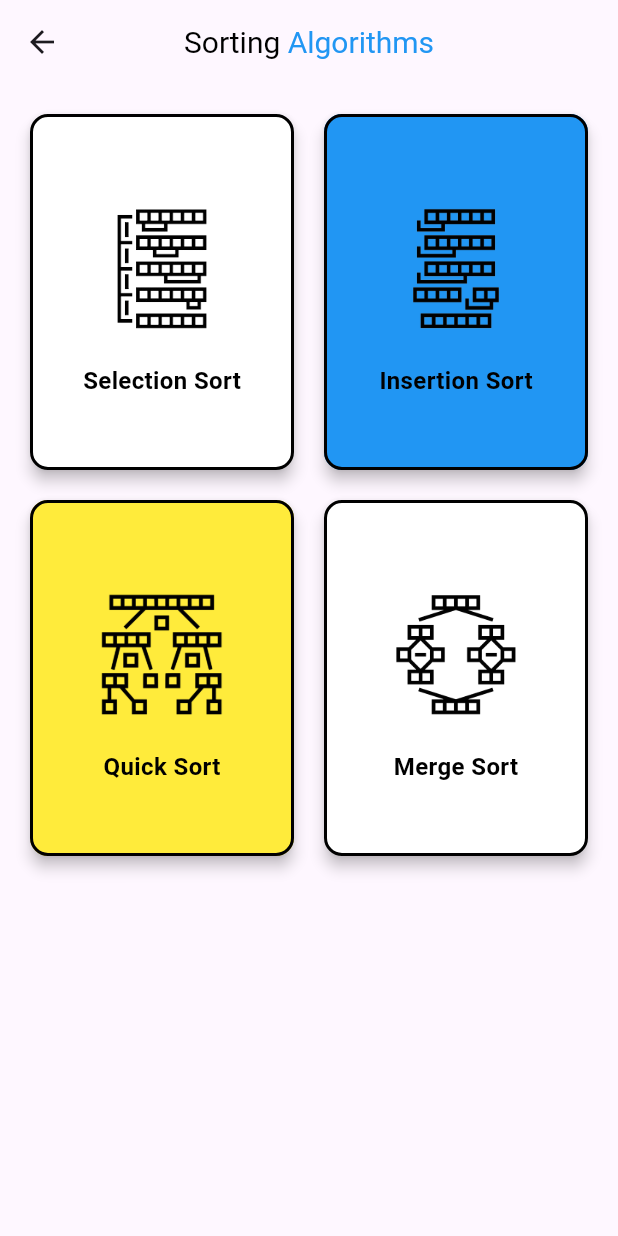
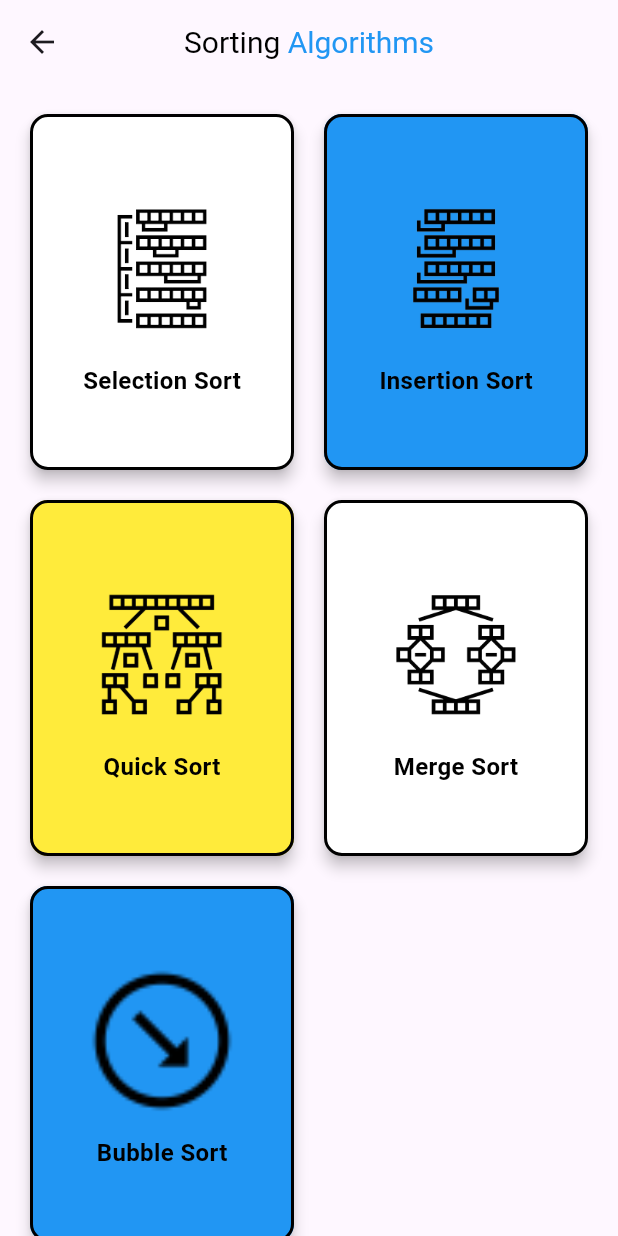
Before and after one commit to Saurrabhh/algo_viz, a Flutter app: the SortingPage screen opened directly, on a phone screen of 412 x 824 dp. Run offline on Flutter 3.47's test engine with Material 3 defaults, Android fonts, the phone set to English and light mode, and no system bars; our stand-ins replace another_flutter_splash_screen, bloc, flutter_bloc, freezed_annotation, get_it, injectable and 2 more; generated files the repository leaves out were written again.

Commit message:
added basic bubble sort algo

```diff
--- a/lib/constants/algorithm_card_configs/algorithm_card_configs.dart
+++ b/lib/constants/algorithm_card_configs/algorithm_card_configs.dart
@@ -39,6 +39,11 @@ final class AlgorithmCardConfigs {
       routeId: RouteId.mergeSort,
       imagePath: ImageAssets.merge,
     ),
+    (
+      algorithmName: 'Bubble Sort',
+      routeId: RouteId.bubbleSort,
+      imagePath: ImageAssets.arrowDownRight,
+    ),
   ];
 
   static const pathFindingAlgorithmsList = <AlgorithmCardConfig>[
--- a/lib/constants/string_constants/string_constants.dart
+++ b/lib/constants/string_constants/string_constants.dart
@@ -1 +1,5 @@
-final class StringConstants {}
+final class StringConstants {
+  const StringConstants._();
+
+  static const intArray = 'intArray';
+}
--- a/lib/core/designs/color/app_colors.dart
+++ b/lib/core/designs/color/app_colors.dart
@@ -3,8 +3,9 @@ import 'package:flutter/material.dart';
 class AppColors {
   const AppColors._();
 
-  static const blackColor = Colors.black;
-  static const yellowColor = Colors.yellow;
-  static const blueColor = Colors.blue;
-  static const whiteColor = Colors.white;
+  static const black = Colors.black;
+  static const yellow = Colors.yellow;
+  static const blue = Colors.blue;
+  static const white = Colors.white;
+  static const transparent = Colors.transparent;
 }
--- a/lib/core/route_handler/route_handler.dart
+++ b/lib/core/route_handler/route_handler.dart
@@ -7,6 +7,7 @@ import 'package:algo_viz/features/pathfinding/presentation/ui/pathfinding_page.d
 import 'package:algo_viz/features/searching/presentation/ui/binary_search/binary_search_page.dart';
 import 'package:algo_viz/features/searching/presentation/ui/linear_search/linear_search_page.dart';
 import 'package:algo_viz/features/searching/presentation/ui/searching_page.dart';
+import 'package:algo_viz/features/sorting/presentation/ui/bubble_sort/bubble_sort_page.dart';
 import 'package:algo_viz/features/sorting/presentation/ui/insertion_sort/insertion_sort_page.dart';
 import 'package:algo_viz/features/sorting/presentation/ui/merge_sort/merge_sort_page.dart';
 import 'package:algo_viz/features/sorting/presentation/ui/quick_sort/quick_sort_page.dart';
@@ -45,6 +46,7 @@ class RouteHandler {
         RouteId.insertionSort => const InsertionSortPage(),
         RouteId.quickSort => const QuickSortPage(),
         RouteId.mergeSort => const MergeSortPage(),
+        RouteId.bubbleSort => const BubbleSortPage(),
         RouteId.bfs => const BFSPage(),
         RouteId.dfs => const DFSPage(),
         RouteId.dijkstra => const DijkstraPage(),
--- a/lib/core/route_handler/route_id.dart
+++ b/lib/core/route_handler/route_id.dart
@@ -7,6 +7,7 @@ enum RouteId {
   insertionSort,
   quickSort,
   mergeSort,
+  bubbleSort,
   bfs,
   dfs,
   dijkstra,
--- a/lib/features/dashboard/presentation/ui/algorithm_section.dart
+++ b/lib/features/dashboard/presentation/ui/algorithm_section.dart
@@ -14,6 +14,7 @@ class _AlgorithmSection extends StatelessWidget {
   @override
   Widget build(BuildContext context) {
     return Column(
+      crossAxisAlignment: CrossAxisAlignment.start,
       children: [
         ListTile(
           leading: Text(
@@ -25,7 +26,7 @@ class _AlgorithmSection extends StatelessWidget {
             child: Text(
               'View All',
               style: TextStyle(
-                color: AppColors.blueColor.withOpacity(0.9),
+                color: AppColors.blue.withOpacity(0.9),
                 fontSize: 16,
               ),
             ),
--- a/lib/features/dashboard/presentation/ui/dashboard_page.dart
+++ b/lib/features/dashboard/presentation/ui/dashboard_page.dart
@@ -19,15 +19,15 @@ class DashboardPage extends StatelessWidget {
         centerTitle: true,
         title: RichText(
           text: const TextSpan(
-            style: TextStyle(color: AppColors.blackColor, fontSize: 20),
+            style: TextStyle(color: AppColors.black, fontSize: 20),
             children: [
               TextSpan(
                 text: 'Algo',
-                style: TextStyle(color: AppColors.blackColor),
+                style: TextStyle(color: AppColors.black),
               ),
               TextSpan(
                 text: 'Viz',
-                style: TextStyle(color: AppColors.blueColor),
+                style: TextStyle(color: AppColors.blue),
               ),
             ],
           ),
--- a/lib/features/pathfinding/presentation/ui/pathfinding_page.dart
+++ b/lib/features/pathfinding/presentation/ui/pathfinding_page.dart
@@ -13,15 +13,15 @@ class PathfindingPage extends StatelessWidget {
         centerTitle: true,
         title: RichText(
           text: const TextSpan(
-            style: TextStyle(color: AppColors.blackColor, fontSize: 20),
+            style: TextStyle(color: AppColors.black, fontSize: 20),
             children: [
               TextSpan(
                 text: 'Pathfinding ',
-                style: TextStyle(color: AppColors.blackColor),
+                style: TextStyle(color: AppColors.black),
               ),
               TextSpan(
                 text: 'Algorithms',
-                style: TextStyle(color: AppColors.blueColor),
+                style: TextStyle(color: AppColors.blue),
               ),
             ],
           ),
--- a/lib/features/searching/presentation/ui/searching_page.dart
+++ b/lib/features/searching/presentation/ui/searching_page.dart
@@ -15,15 +15,15 @@ class SearchingPage extends StatelessWidget {
         centerTitle: true,
         title: RichText(
           text: const TextSpan(
-            style: TextStyle(color: AppColors.blackColor, fontSize: 20),
+            style: TextStyle(color: AppColors.black, fontSize: 20),
             children: [
               TextSpan(
                 text: 'Searching ',
-                style: TextStyle(color: AppColors.blackColor),
+                style: TextStyle(color: AppColors.black),
               ),
               TextSpan(
                 text: 'Algorithms',
-                style: TextStyle(color: AppColors.blueColor),
+                style: TextStyle(color: AppColors.blue),
               ),
             ],
           ),
--- a/lib/features/sorting/presentation/blocs/sorting_event.dart
+++ b/lib/features/sorting/presentation/blocs/sorting_event.dart
@@ -2,5 +2,9 @@ part of 'sorting_bloc.dart';
 
 @freezed
 class SortingEvent extends BaseEvent with _$SortingEvent {
-  const factory SortingEvent.started() = _Started;
+  const factory SortingEvent.started({
+    required List<int> array,
+  }) = _Started;
+
+  const factory SortingEvent.startBubbleSort() = _StartBubbleSort;
 }
--- a/lib/features/sorting/presentation/ui/sorting_page.dart
+++ b/lib/features/sorting/presentation/ui/sorting_page.dart
@@ -15,15 +15,15 @@ class SortingPage extends StatelessWidget {
         centerTitle: true,
         title: RichText(
           text: const TextSpan(
-            style: TextStyle(color: AppColors.blackColor, fontSize: 20),
+            style: TextStyle(color: AppColors.black, fontSize: 20),
             children: [
               TextSpan(
                 text: 'Sorting ',
-                style: TextStyle(color: AppColors.blackColor),
+                style: TextStyle(color: AppColors.black),
               ),
               TextSpan(
                 text: 'Algorithms',
-                style: TextStyle(color: AppColors.blueColor),
+                style: TextStyle(color: AppColors.blue),
               ),
             ],
           ),
--- a/lib/utils/color_utils/color_utils.dart
+++ b/lib/utils/color_utils/color_utils.dart
@@ -3,8 +3,8 @@ import 'package:flutter/material.dart';
 
 Color getColorFromIndex(int index) {
   return switch (index % 3) {
-    0 => AppColors.whiteColor,
-    1 => AppColors.blueColor,
-    _ => AppColors.yellowColor,
+    0 => AppColors.white,
+    1 => AppColors.blue,
+    _ => AppColors.yellow,
   };
 }
```
Also changed, not shown: lib/features/sorting/presentation/blocs/sorting_bloc.dart (+59 -2 lines), lib/features/sorting/presentation/blocs/sorting_state.dart (+14 -0 lines), lib/features/sorting/presentation/ui/bubble_sort/bubble_sort_form.dart (added, +67 -0 lines), lib/features/sorting/presentation/ui/bubble_sort/bubble_sort_page.dart (added, +28 -0 lines), lib/features/splash/presentation/ui/splash_page.dart (+4 -4 lines).
